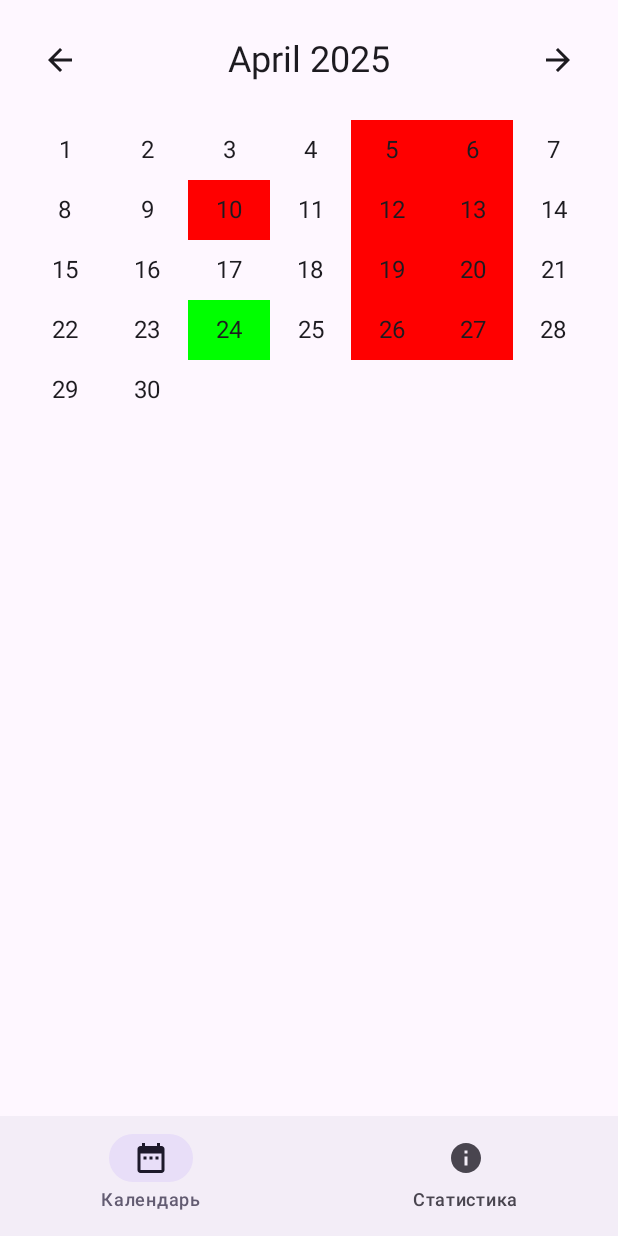
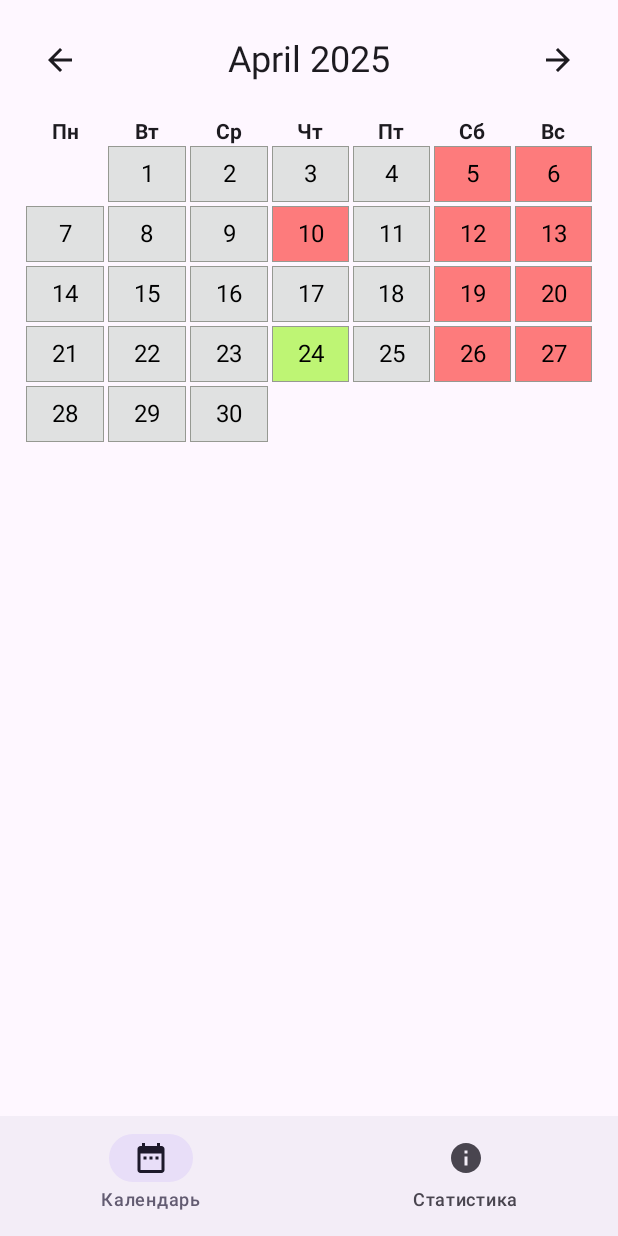
Before and after one commit to Bphoenix134/TimekeepingForJob, an Android app built with Jetpack Compose: the screen it shows after launch (MainActivity), after a tap on "10", on a phone screen of 412 x 824 dp. Run offline under Robolectric (Android 15) with nearby library versions, the phone set to English and light mode, and no system bars; our stand-ins replace Dagger/Hilt's generated code, Room's generated code.

Commit message:
Visual calendar customization

```diff
--- a/app/src/main/java/com/example/timemanagerforjob/presentation/work/WorkScreen.kt
+++ b/app/src/main/java/com/example/timemanagerforjob/presentation/work/WorkScreen.kt
@@ -4,6 +4,7 @@ import android.os.Build
 import androidx.annotation.RequiresApi
 import androidx.compose.foundation.background
 import androidx.compose.foundation.clickable
+import androidx.compose.foundation.border
 import androidx.compose.foundation.layout.*
 import androidx.compose.foundation.lazy.grid.*
 import androidx.compose.material.icons.Icons
@@ -14,6 +15,8 @@ import androidx.compose.runtime.*
 import androidx.compose.ui.Alignment
 import androidx.compose.ui.Modifier
 import androidx.compose.ui.graphics.Color
+import androidx.compose.ui.text.font.FontWeight
+import androidx.compose.ui.text.style.TextAlign
 import androidx.compose.ui.unit.dp
 import androidx.compose.ui.unit.sp
 import androidx.hilt.navigation.compose.hiltViewModel
@@ -29,6 +32,12 @@ fun CalendarScreen(viewModel: WorkViewModel = hiltViewModel()) {
     val today: LocalDate = LocalDate.now()
     val todayDay = today.dayOfMonth
     val todayMonth = today.month
+    val firstDayOfWeek = currentMonth.atDay(1).dayOfWeek  // e.g., MONDAY
+    val shift = (firstDayOfWeek.value + 6) % 7
+    val daysInMonth = currentMonth.lengthOfMonth()
+    val paddedDays = List(shift) { null } + (1..daysInMonth).map { it }
+
+    val daysOfWeek = listOf("Пн", "Вт", "Ср", "Чт", "Пт", "Сб", "Вс")
 
     Column(modifier = Modifier.fillMaxSize().padding(16.dp)) {
         Row(
@@ -48,23 +57,52 @@ fun CalendarScreen(viewModel: WorkViewModel = hiltViewModel()) {
                 Icon(Icons.AutoMirrored.Filled.ArrowForward, contentDescription = "Next Month")
             }
         }
+
         Spacer(modifier = Modifier.height(16.dp))
-        LazyVerticalGrid(columns = GridCells.Fixed(7), modifier = Modifier.fillMaxWidth()) {
-            items(daysOfMonth) { day ->
+
+        Row(modifier = Modifier.fillMaxWidth(), horizontalArrangement = Arrangement.SpaceBetween) {
+            daysOfWeek.forEach { day ->
+                Text(
+                    text = day,
+                    modifier = Modifier.weight(1f),
+                    textAlign = TextAlign.Center,
+                    fontWeight = FontWeight.Bold
+                )
+            }
+        }
+
+        LazyVerticalGrid(
+            columns = GridCells.Fixed(7),
+            modifier = Modifier.fillMaxWidth()
+        ) {
+            items(paddedDays) { day ->
                 Box(
                     modifier = Modifier
                         .size(40.dp)
+                        .padding(1.dp)
                         .background(
                             when {
-                                todayMonth == currentMonth.month && day == todayDay -> Color.Green
-                                selectedDays.contains(day) -> Color.Red
-                                else -> Color.Transparent
+                                day == null -> Color.Transparent
+                                todayMonth == currentMonth.month && day == todayDay -> Color(0xFFBEF574)
+                                selectedDays.contains(day) -> Color(0xFFFD7B7C)
+                                else -> Color(0xFFe0e1e1)
                             }
                         )
-                        .clickable { viewModel.toggleDaySelection(day) },
+                        .border(
+                            0.5.dp,
+                            if (day != null) Color(0xFF969992) else Color.Transparent,
+                        )
+                        .clickable(enabled = day != null) {
+                            day?.let { viewModel.toggleDaySelection(it) } },
                     contentAlignment = Alignment.Center
                 ) {
-                    Text(text = "$day", fontSize = 16.sp)
+                    if (day != null) {
+                        Text(
+                            text = "$day",
+                            fontSize = 16.sp,
+                            color = Color.Black
+                        )
+                    }
                 }
             }
         }
```
